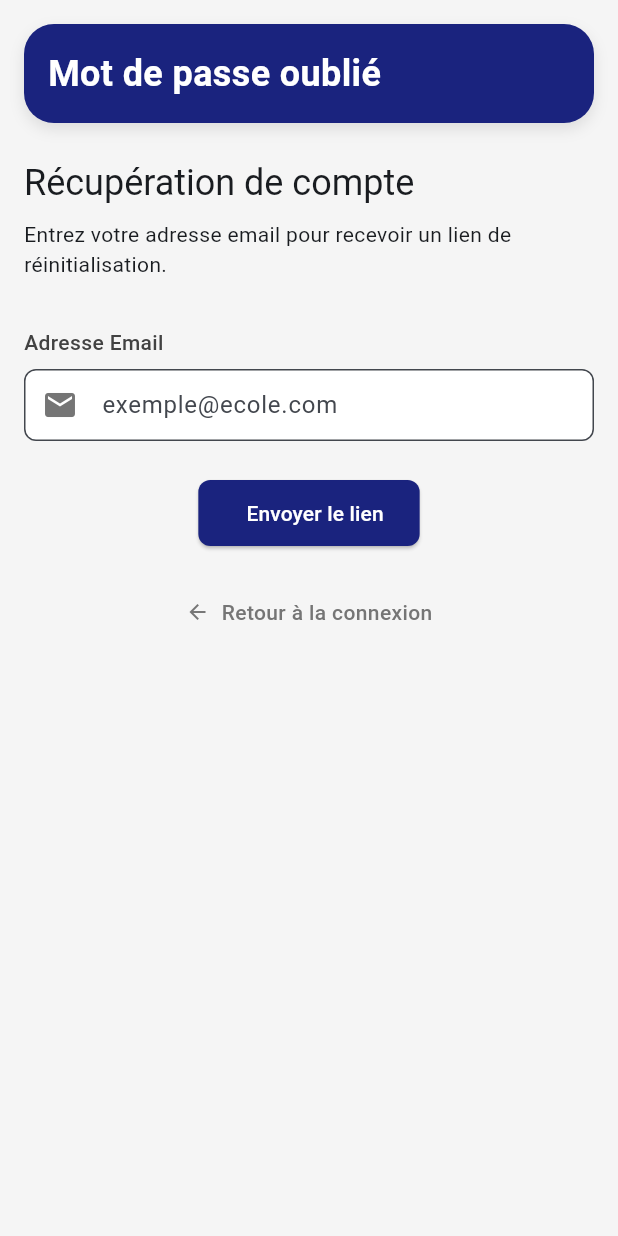
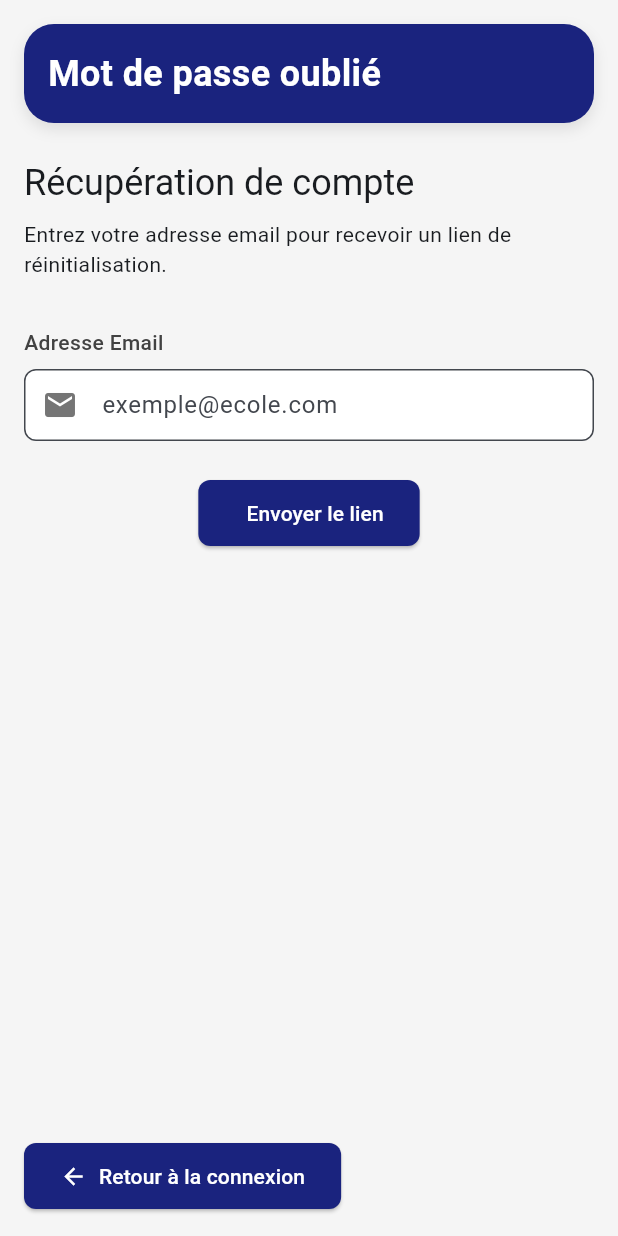
Before and after one commit to MedouneFall06/parametragesschool, a Flutter app: the ForgotPasswordScreen screen opened by its route, on a phone screen of 412 x 824 dp. Run offline on Flutter 3.47's test engine with Material 3 defaults, Android fonts, the phone set to English and light mode, and no system bars; our stand-ins replace flutter_riverpod, go_router.

Commit message:
forget_password_screen navigation et un peu de modification de router.dart

```diff
--- a/lib/screens/forgot_password_screen.dart
+++ b/lib/screens/forgot_password_screen.dart
@@ -1,4 +1,5 @@
 import 'package:flutter/material.dart';
+import 'package:go_router/go_router.dart';
 import 'package:parametragesschool/core/theme/app_theme.dart';
 import 'package:parametragesschool/widgets/stateless_widgets/page_header.dart';
 import 'package:parametragesschool/widgets/stateless_widgets/form_text_field.dart';
@@ -40,6 +41,10 @@ class _ForgotPasswordScreenState extends State<ForgotPasswordScreen> {
     return Scaffold(
       backgroundColor: AppTheme.backgroundColor,
       body: SafeArea(
+        child: Column(  // ⬅️ CHANGEMENT ICI : SingleChildScrollView → Column
+          children: [
+            // Partie scrollable (contenu principal)
+            Expanded(
               child: SingleChildScrollView(
                 child: Padding(
                   padding: const EdgeInsets.all(16),
@@ -50,10 +55,15 @@ class _ForgotPasswordScreenState extends State<ForgotPasswordScreen> {
                       const SizedBox(height: 24),
 
                       if (_isSubmitted)
+                        Column(
+                          children: [
                             const SuccessMessageCard(
                               title: 'Email envoyé !',
                               message: 'Nous avons envoyé un lien de réinitialisation à votre adresse email.',
                               icon: Icons.check_circle,
+                            ),
+                            const SizedBox(height: 24),
+                          ],
                         )
                       else
                         Column(
@@ -95,21 +105,31 @@ class _ForgotPasswordScreenState extends State<ForgotPasswordScreen> {
                                   PrimaryButton(
                                     onPressed: _isLoading ? null : _submitForm,
                                     text: _isLoading ? 'Envoi en cours...' : 'Envoyer le lien',
-                              //isLoading: _isLoading,
                                   ),
                                 ],
                               ),
                             ),
                           ],
                         ),
-
-                const SizedBox(height: 32),
-                const BackToLoginLink(),
                     ],
                   ),
                 ),
               ),
             ),
+
+            // ⬇️ BOUTON FIXE EN BAS À GAUCHE (hors de la zone scrollable)
+            Container(
+              padding: const EdgeInsets.all(16),
+              alignment: Alignment.centerLeft,  // ⬅️ Aligne à gauche
+              child: PrimaryButton(
+                onPressed: () => context.go('/login'),
+                text: 'Retour à la connexion',
+                icon: Icons.arrow_back,
+              ),
+            ),
+          ],
+        ),
+      ),
     );
   }
 }
--- a/lib/screens/login_screen.dart
+++ b/lib/screens/login_screen.dart
@@ -38,8 +38,6 @@ class _LoginScreenState extends ConsumerState<LoginScreen> {
         _isLoading = false;
       });
 
-      // Naviguer vers l'écran d'accueil
-      //context.go('/home');
 
     }
   }
@@ -159,7 +157,8 @@ class _LoginScreenState extends ConsumerState<LoginScreen> {
                       Align(
                         alignment: Alignment.centerRight,
                         child: TextButton(
-                          onPressed: _handleForgotPassword,
+                          //onPressed: _handleForgotPassword,
+                          onPressed: () => _handleForgotPassword(),  // Avec fonction anonyme
                           child: Text(
                             'Mot de passe oublié ?',
                             style: TextStyle(
```
Also changed, not shown: lib/config/router.dart (+39 -8 lines). Lines whose indentation alone changed are shown as unchanged.
